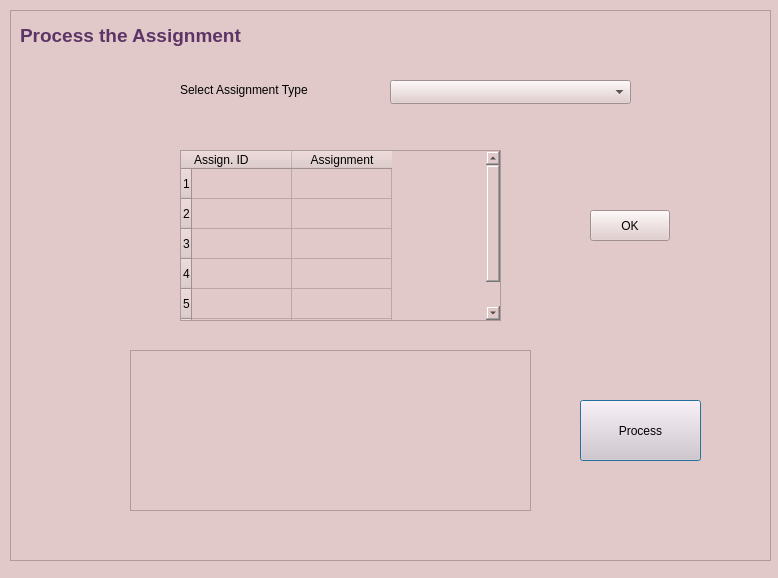
First picture: the form in process.ui, repository SachinthyaMahawela/MYNLPPROJECT, before the edit.
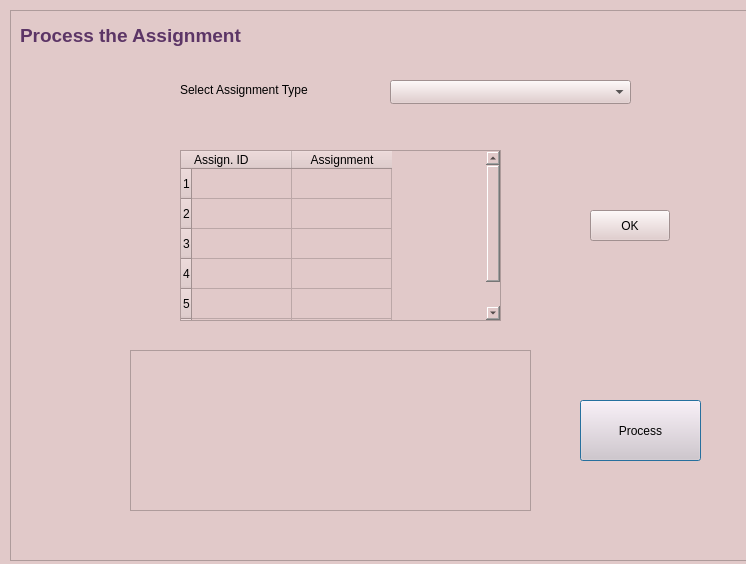
Second picture: the form after the edit.

```diff
--- a/process.ui
+++ b/process.ui
@@ -6,8 +6,8 @@
    <rect>
     <x>0</x>
     <y>0</y>
-    <width>778</width>
-    <height>578</height>
+    <width>746</width>
+    <height>564</height>
    </rect>
   </property>
   <property name="windowTitle">
```
